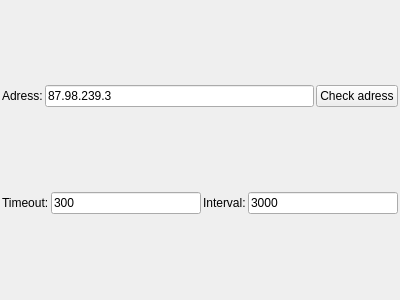
przemek83/ping-stat, file src/MainWindow.ui: the form before one commit.
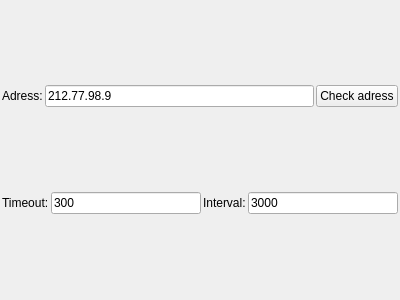
The form after the commit.

Patch:
```diff
--- a/src/MainWindow.ui
+++ b/src/MainWindow.ui
@@ -45,7 +45,7 @@
       <item>
        <widget class="QLineEdit" name="adressLineEdit">
         <property name="text">
-         <string>87.98.239.3</string>
+         <string>212.77.98.9</string>
         </property>
        </widget>
       </item>
```
